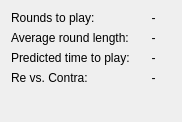
Qt form src/ui/game/gamestatswidget.ui (lbproductions/psnewmodel) before a commit.
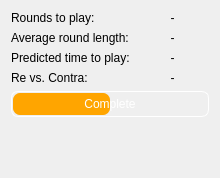
The same form after that commit. Custom widgets are drawn as their Qt base class.

Commit message: Added warning if game is 50% completed

```diff
--- a/src/ui/game/gamestatswidget.ui
+++ b/src/ui/game/gamestatswidget.ui
@@ -6,8 +6,8 @@
    <rect>
     <x>0</x>
     <y>0</y>
-    <width>182</width>
-    <height>122</height>
+    <width>220</width>
+    <height>178</height>
    </rect>
   </property>
   <property name="windowTitle">
@@ -97,9 +97,43 @@
      </property>
     </widget>
    </item>
-   <item row="4" column="0">
+   <item row="5" column="0">
     <layout class="QVBoxLayout" name="verticalLayoutGamesTogether"/>
    </item>
+   <item row="4" column="0" colspan="2">
+    <widget class="QProgressBar" name="progressBarGamePercentage">
+     <property name="styleSheet">
+      <string notr="true">QProgressBar {
+border: 1px solid white;
+padding: 1px;
+border-radius: 7px;
+background: transparent;
+width: 15px;
+color:white;
+}
+
+QProgressBar::chunk {
+background: orange;
+border-radius: 7px;
+}</string>
+     </property>
+     <property name="value">
+      <number>50</number>
+     </property>
+     <property name="alignment">
+      <set>Qt::AlignCenter</set>
+     </property>
+     <property name="textVisible">
+      <bool>true</bool>
+     </property>
+     <property name="invertedAppearance">
+      <bool>false</bool>
+     </property>
+     <property name="format">
+      <string>Complete</string>
+     </property>
+    </widget>
+   </item>
   </layout>
  </widget>
  <customwidgets>
```
The commit also changes 7 other files.
